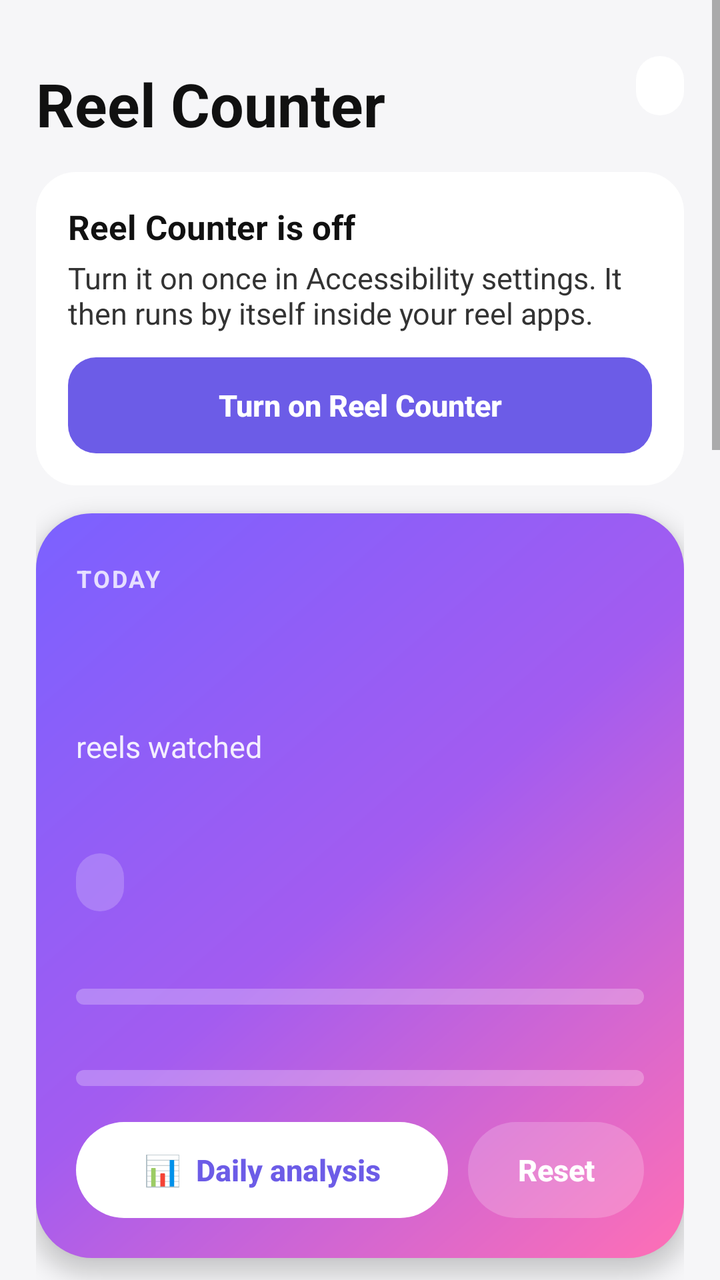
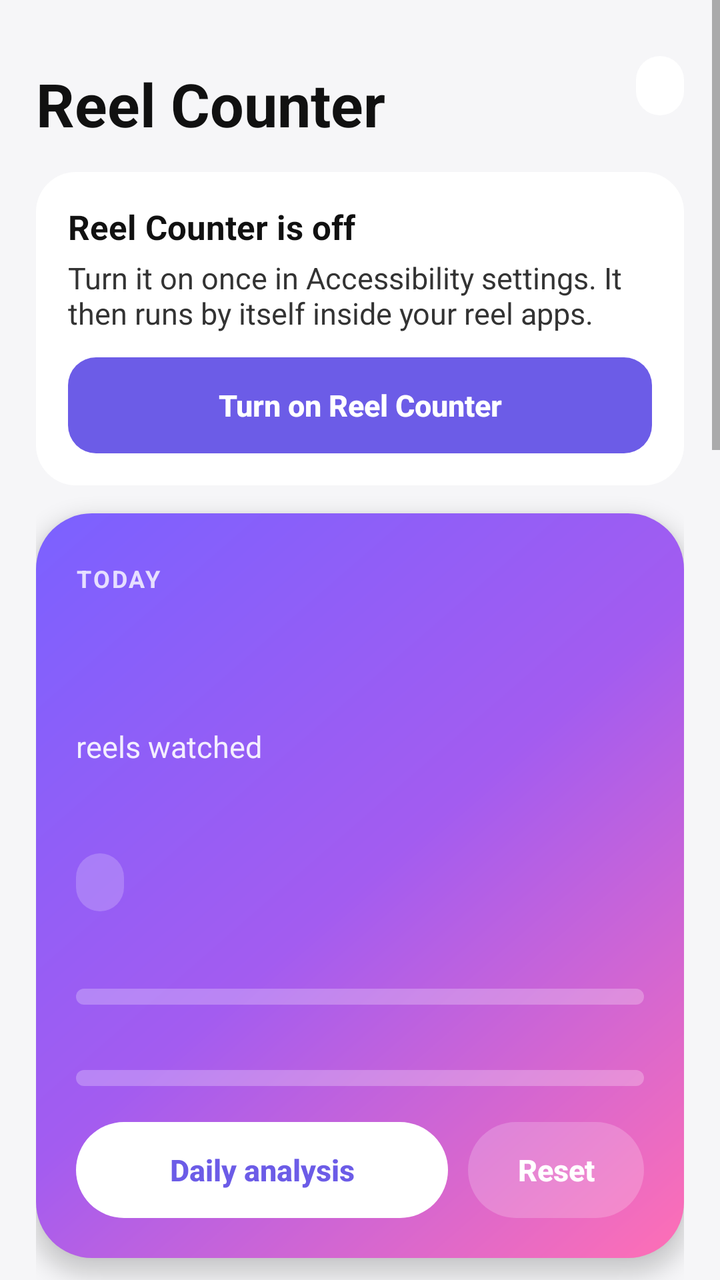

Two renders of the same Android screen: before a commit and after it. Below are the layout's source before the change and the commit's diff.
<!-- AndroidManifest.xml: application theme AppTheme -->
<!-- res/layout/activity_main.xml -->
<?xml version="1.0" encoding="utf-8"?>
<ScrollView xmlns:android="http://schemas.android.com/apk/res/android"
    android:layout_width="match_parent"
    android:layout_height="match_parent"
    android:background="@color/bg"
    android:fitsSystemWindows="true">

    <LinearLayout
        android:layout_width="match_parent"
        android:layout_height="wrap_content"
        android:orientation="vertical"
        android:paddingStart="18dp"
        android:paddingTop="14dp"
        android:paddingEnd="18dp"
        android:paddingBottom="32dp">

        
        <LinearLayout
            android:layout_width="match_parent"
            android:layout_height="wrap_content"
            android:gravity="center_vertical"
            android:orientation="horizontal">
            <LinearLayout
                android:layout_width="0dp"
                android:layout_height="wrap_content"
                android:layout_weight="1"
                android:orientation="vertical">
                <TextView
                    android:id="@+id/dateText"
                    android:layout_width="wrap_content"
                    android:layout_height="wrap_content"
                    android:textColor="@color/text_muted"
                    android:textSize="13sp"
                    android:textStyle="bold" />
                <TextView
                    android:layout_width="wrap_content"
                    android:layout_height="wrap_content"
                    android:text="@string/app_name"
                    android:textColor="@color/text_primary"
                    android:textSize="30sp"
                    android:textStyle="bold" />
            </LinearLayout>
            <TextView
                android:id="@+id/status"
                android:layout_width="wrap_content"
                android:layout_height="wrap_content"
                android:background="@drawable/chip_bg"
                android:paddingStart="12dp"
                android:paddingTop="6dp"
                android:paddingEnd="12dp"
                android:paddingBottom="6dp"
                android:textSize="13sp"
                android:textStyle="bold" />
        </LinearLayout>

        
        <LinearLayout
            android:id="@+id/offCard"
            style="@style/Card"
            android:layout_marginTop="14dp"
            android:paddingTop="16dp"
            android:paddingBottom="16dp">
            <TextView
                android:layout_width="wrap_content"
                android:layout_height="wrap_content"
                android:text="Reel Counter is off"
                android:textColor="@color/text_primary"
                android:textSize="17sp"
                android:textStyle="bold" />
            <TextView
                style="@style/Body"
                android:layout_marginTop="4dp"
                android:text="Turn it on once in Accessibility settings. It then runs by itself inside your reel apps." />
            <Button
                android:id="@+id/btnAccess"
                style="@style/BtnPrimary"
                android:layout_width="match_parent"
                android:layout_marginTop="12dp"
                android:text="Turn on Reel Counter" />
        </LinearLayout>

        
        <LinearLayout
            android:layout_width="match_parent"
            android:layout_height="wrap_content"
            android:layout_marginTop="14dp"
            android:background="@drawable/hero_bg"
            android:elevation="6dp"
            android:orientation="vertical"
            android:padding="20dp">

            <LinearLayout
                android:layout_width="match_parent"
                android:layout_height="wrap_content"
                android:gravity="center_vertical"
                android:orientation="horizontal">
                <LinearLayout
                    android:layout_width="0dp"
                    android:layout_height="wrap_content"
                    android:layout_weight="1"
                    android:orientation="vertical">
                    <TextView
                        android:layout_width="wrap_content"
                        android:layout_height="wrap_content"
                        android:alpha="0.8"
                        android:letterSpacing="0.08"
                        android:text="TODAY"
                        android:textColor="#FFFFFF"
                        android:textSize="12sp"
                        android:textStyle="bold" />
                    <TextView
                        android:id="@+id/statCount"
                        android:layout_width="wrap_content"
                        android:layout_height="wrap_content"
                        android:includeFontPadding="false"
                        android:textColor="#FFFFFF"
                        android:textSize="56sp"
                        android:textStyle="bold" />
                    <TextView
                        android:layout_width="wrap_content"
                        android:layout_height="wrap_content"
                        android:alpha="0.9"
                        android:text="reels watched"
                        android:textColor="#FFFFFF"
                        android:textSize="15sp" />
                    <TextView
                        android:id="@+id/statTime"
                        android:layout_width="wrap_content"
                        android:layout_height="wrap_content"
                        android:layout_marginTop="6dp"
                        android:textColor="#FFFFFF"
                        android:textSize="17sp"
                        android:textStyle="bold" />
                </LinearLayout>
                <FrameLayout
                    android:id="@+id/heroCharBox"
                    android:layout_width="140dp"
                    android:layout_height="140dp" />
            </LinearLayout>

            <TextView
                android:id="@+id/moodText"
                android:layout_width="wrap_content"
                android:layout_height="wrap_content"
                android:layout_marginTop="10dp"
                android:background="@drawable/btn_glass"
                android:paddingStart="12dp"
                android:paddingTop="5dp"
                android:paddingEnd="12dp"
                android:paddingBottom="5dp"
                android:textColor="#FFFFFF"
                android:textSize="14sp"
                android:textStyle="bold" />

            <TextView
                android:id="@+id/reelBarLabel"
                android:layout_width="wrap_content"
                android:layout_height="wrap_content"
                android:layout_marginTop="16dp"
                android:alpha="0.9"
                android:textColor="#FFFFFF"
                android:textSize="13sp" />
            <ProgressBar
                android:id="@+id/reelBar"
                style="?android:attr/progressBarStyleHorizontal"
                android:layout_width="match_parent"
                android:layout_height="8dp"
                android:layout_marginTop="5dp"
                android:max="1000"
                android:progressDrawable="@drawable/progress_glass" />
            <TextView
                android:id="@+id/timeBarLabel"
                android:layout_width="wrap_content"
                android:layout_height="wrap_content"
                android:layout_marginTop="10dp"
                android:alpha="0.9"
                android:textColor="#FFFFFF"
                android:textSize="13sp" />
            <ProgressBar
                android:id="@+id/timeBar"
                style="?android:attr/progressBarStyleHorizontal"
                android:layout_width="match_parent"
                android:layout_height="8dp"
                android:layout_marginTop="5dp"
                android:max="1000"
                android:progressDrawable="@drawable/progress_glass" />

            <LinearLayout
                android:layout_width="match_parent"
                android:layout_height="wrap_content"
                android:layout_marginTop="18dp"
                android:orientation="horizontal">
                <Button
                    android:id="@+id/btnAnalysis"
                    style="@style/BtnBase"
                    android:layout_width="0dp"
                    android:layout_weight="1"
                    android:background="@drawable/btn_white"
                    android:text="📊  Daily analysis"
                    android:textColor="#6C5CE7" />
                <Button
                    android:id="@+id/btnReset"
                    style="@style/BtnBase"
                    android:layout_width="wrap_content"
                    android:layout_marginStart="10dp"
                    android:background="@drawable/btn_glass"
                    android:text="Reset"
                    android:textColor="#FFFFFF" />
            </LinearLayout>
        </LinearLayout>

        
        <TextView style="@style/Section" android:text="DAILY LIMITS" />
        <LinearLayout style="@style/Card">
            <LinearLayout
                android:layout_width="match_parent"
                android:layout_height="56dp"
                android:gravity="center_vertical"
                android:orientation="horizontal">
                <TextView
                    style="@style/Row"
                    android:layout_width="0dp"
                    android:layout_weight="1"
                    android:gravity="center_vertical"
                    android:text="🎬  Reels per day" />
                <EditText android:id="@+id/reelLimit" style="@style/Input" android:hint="100" android:maxLength="5" />
            </LinearLayout>
            <View style="@style/Divider" />
            <LinearLayout
                android:layout_width="match_parent"
                android:layout_height="56dp"
                android:gravity="center_vertical"
                android:orientation="horizontal">
                <TextView
                    style="@style/Row"
                    android:layout_width="0dp"
                    android:layout_weight="1"
                    android:gravity="center_vertical"
                    android:text="⏱  Minutes per day" />
                <EditText android:id="@+id/timeLimit" style="@style/Input" android:hint="30" android:maxLength="4" />
            </LinearLayout>
            <TextView
                style="@style/Body"
                android:layout_marginTop="4dp"
                android:text="You'll be warned once, by whichever limit you hit first, then again at 2×, 3×… Set 0 to turn a limit off."
                android:textColor="@color/text_muted"
                android:textSize="13sp" />
            <Button
                android:id="@+id/btnSave"
                style="@style/BtnPrimary"
                android:layout_width="match_parent"
                android:layout_marginTop="12dp"
                android:layout_marginBottom="4dp"
                android:text="Save limits" />
        </LinearLayout>

        
        <TextView style="@style/Section" android:text="WHEN A LIMIT IS HIT" />
        <LinearLayout style="@style/Card">
            <Switch android:id="@+id/swFullscreen" style="@style/Row" android:text="🛑  Full-screen warning" />
            <View style="@style/Divider" />
            <Switch android:id="@+id/swVibrate" style="@style/Row" android:text="📳  Vibrate" />
            <View style="@style/Divider" />
            <Switch android:id="@+id/swSound" style="@style/Row" android:text="🔔  Play a sound" />
            <LinearLayout
                android:id="@+id/soundRow"
                android:layout_width="match_parent"
                android:layout_height="wrap_content"
                android:layout_marginBottom="6dp"
                android:orientation="horizontal">
                <Button
                    android:id="@+id/btnSound"
                    style="@style/BtnSoft"
                    android:layout_width="0dp"
                    android:layout_weight="1"
                    android:ellipsize="end"
                    android:singleLine="true" />
                <Button
                    android:id="@+id/btnTestSound"
                    style="@style/BtnSoft"
                    android:layout_width="wrap_content"
                    android:layout_marginStart="8dp"
                    android:text="▶ Test" />
            </LinearLayout>
        </LinearLayout>

        
        <TextView style="@style/Section" android:text="COUNTER PILL" />
        <LinearLayout style="@style/Card">
            <Switch android:id="@+id/swShow" style="@style/Row" android:text="Show pill at top of screen" />
            <View style="@style/Divider" />
            <TextView style="@style/Body" android:layout_marginTop="12dp" android:text="Position" />
            <RadioGroup
                android:id="@+id/posGroup"
                android:layout_width="match_parent"
                android:layout_height="wrap_content"
                android:orientation="horizontal">
                <RadioButton android:id="@+id/posLeft" style="@style/Row"
                    android:layout_width="0dp" android:layout_weight="1" android:text="Left" />
                <RadioButton android:id="@+id/posCenter" style="@style/Row"
                    android:layout_width="0dp" android:layout_weight="1" android:text="Center" />
                <RadioButton android:id="@+id/posRight" style="@style/Row"
                    android:layout_width="0dp" android:layout_weight="1" android:text="Right" />
            </RadioGroup>
            <TextView android:id="@+id/offsetLabel" style="@style/Body" android:layout_marginTop="6dp" />
            <SeekBar
                android:id="@+id/offset"
                android:layout_width="match_parent"
                android:layout_height="wrap_content"
                android:layout_marginTop="6dp"
                android:layout_marginBottom="8dp"
                android:max="80" />
        </LinearLayout>

        
        <TextView style="@style/Section" android:text="APPEARANCE" />
        <LinearLayout style="@style/Card">
            <RadioGroup
                android:id="@+id/themeGroup"
                android:layout_width="match_parent"
                android:layout_height="wrap_content"
                android:orientation="horizontal">
                <RadioButton android:id="@+id/themeSystem" style="@style/Row"
                    android:layout_width="0dp" android:layout_weight="1" android:text="System" />
                <RadioButton android:id="@+id/themeLight" style="@style/Row"
                    android:layout_width="0dp" android:layout_weight="1" android:text="Light" />
                <RadioButton android:id="@+id/themeDark" style="@style/Row"
                    android:layout_width="0dp" android:layout_weight="1" android:text="Dark" />
            </RadioGroup>
        </LinearLayout>

        
        <TextView style="@style/Section" android:text="TRACK THESE APPS" />
        <LinearLayout style="@style/Card">
            <LinearLayout
                android:id="@+id/appsBox"
                android:layout_width="match_parent"
                android:layout_height="wrap_content"
                android:orientation="vertical" />
            <View style="@style/Divider" android:layout_marginTop="4dp" />
            <Switch
                android:id="@+id/swAny"
                style="@style/Row"
                android:text="Count every swipe (use if reels aren't being counted)"
                android:textSize="14sp" />
        </LinearLayout>

        <TextView
            style="@style/Body"
            android:layout_marginStart="6dp"
            android:layout_marginTop="16dp"
            android:layout_marginEnd="6dp"
            android:text="🔒 Reel Counter is switched off in every app not ticked above — UPI, banking, messages and all others. Android never lets it see them. Everything stays on your phone. Counts reset at midnight."
            android:textColor="@color/text_muted"
            android:textSize="13sp" />
    </LinearLayout>
</ScrollView>
<!-- resources referenced by this layout -->
<resources>
  <color name="bg">#F6F6F8</color>
  <color name="text_muted">#888888</color>
  <color name="text_primary">#111111</color>
  <!-- drawable btn_glass (drawable) -->
  <?xml version="1.0" encoding="utf-8"?>
  <ripple xmlns:android="http://schemas.android.com/apk/res/android" android:color="#33FFFFFF">
      <item><shape android:shape="rectangle"><solid android:color="#33FFFFFF" /><corners android:radius="100dp" /></shape></item>
  </ripple>
  <!-- drawable btn_white (drawable) -->
  <?xml version="1.0" encoding="utf-8"?>
  <ripple xmlns:android="http://schemas.android.com/apk/res/android" android:color="#226C5CE7">
      <item><shape android:shape="rectangle"><solid android:color="#FFFFFF" /><corners android:radius="100dp" /></shape></item>
  </ripple>
  <!-- drawable chip_bg (drawable) -->
  <?xml version="1.0" encoding="utf-8"?>
  <shape xmlns:android="http://schemas.android.com/apk/res/android" android:shape="rectangle">
      <solid android:color="@color/card" />
      <corners android:radius="100dp" />
  </shape>
  <!-- drawable hero_bg (drawable) -->
  <?xml version="1.0" encoding="utf-8"?>
  <shape xmlns:android="http://schemas.android.com/apk/res/android" android:shape="rectangle">
      <gradient android:angle="315" android:startColor="#7B61FF" android:centerColor="#A35CF0" android:endColor="#FF6FB5" android:type="linear" />
      <corners android:radius="28dp" />
  </shape>
  <string name="app_name">Reel Counter</string>
  <style name="Body">
          <item name="android:layout_width">wrap_content</item>
          <item name="android:layout_height">wrap_content</item>
          <item name="android:textSize">15sp</item>
          <item name="android:textColor">@color/text_body</item>
      </style>
  <style name="BtnPrimary" parent="BtnBase">
          <item name="android:background">@drawable/btn_primary</item>
          <item name="android:textColor">#FFFFFF</item>
      </style>
  <style name="BtnSoft" parent="BtnBase">
          <item name="android:background">@drawable/btn_soft</item>
          <item name="android:textColor">@color/text_primary</item>
      </style>
  <style name="Divider">
          <item name="android:layout_width">match_parent</item>
          <item name="android:layout_height">1dp</item>
          <item name="android:background">@color/divider</item>
      </style>
  <color name="card">#FFFFFF</color>
  <color name="text_body">#333333</color>
  <!-- drawable btn_primary (drawable) -->
  <?xml version="1.0" encoding="utf-8"?>
  <ripple xmlns:android="http://schemas.android.com/apk/res/android" android:color="#33FFFFFF">
      <item><shape android:shape="rectangle"><solid android:color="@color/accent" /><corners android:radius="14dp" /></shape></item>
  </ripple>
  <!-- drawable btn_soft (drawable) -->
  <?xml version="1.0" encoding="utf-8"?>
  <ripple xmlns:android="http://schemas.android.com/apk/res/android" android:color="#22000000">
      <item><shape android:shape="rectangle"><solid android:color="@color/track" /><corners android:radius="14dp" /></shape></item>
  </ripple>
  <!-- drawable card_bg (drawable) -->
  <?xml version="1.0" encoding="utf-8"?>
  <shape xmlns:android="http://schemas.android.com/apk/res/android" android:shape="rectangle">
      <solid android:color="@color/card" />
      <corners android:radius="20dp" />
  </shape>
  <color name="divider">#E5E5EA</color>
  <!-- drawable input_bg (drawable) -->
  <?xml version="1.0" encoding="utf-8"?>
  <shape xmlns:android="http://schemas.android.com/apk/res/android" android:shape="rectangle">
      <solid android:color="@color/track" />
      <corners android:radius="12dp" />
  </shape>
  <color name="text_row">#222222</color>
  <color name="accent">#6C5CE7</color>
  <color name="track">#EFEFF4</color>
  <!-- unchanged entries left out for length: 7 -->
</resources>

<!-- the commit's change to res/layout/activity_main.xml (unified diff, before → after) -->
@@ -196,7 +196,7 @@
                     android:layout_width="0dp"
                     android:layout_weight="1"
                     android:background="@drawable/btn_white"
-                    android:text="📊  Daily analysis"
+                    android:text="Daily analysis"
                     android:textColor="#6C5CE7" />
                 <Button
                     android:id="@+id/btnReset"
@@ -222,7 +222,7 @@
                     android:layout_width="0dp"
                     android:layout_weight="1"
                     android:gravity="center_vertical"
-                    android:text="🎬  Reels per day" />
+                    android:text="Reels per day" />
                 <EditText android:id="@+id/reelLimit" style="@style/Input" android:hint="100" android:maxLength="5" />
             </LinearLayout>
             <View style="@style/Divider" />
@@ -236,7 +236,7 @@
                     android:layout_width="0dp"
                     android:layout_weight="1"
                     android:gravity="center_vertical"
-                    android:text="⏱  Minutes per day" />
+                    android:text="Minutes per day" />
                 <EditText android:id="@+id/timeLimit" style="@style/Input" android:hint="30" android:maxLength="4" />
             </LinearLayout>
             <TextView
@@ -257,11 +257,11 @@
         
         <TextView style="@style/Section" android:text="WHEN A LIMIT IS HIT" />
         <LinearLayout style="@style/Card">
-            <Switch android:id="@+id/swFullscreen" style="@style/Row" android:text="🛑  Full-screen warning" />
+            <Switch android:id="@+id/swFullscreen" style="@style/Row" android:text="Full-screen warning" />
             <View style="@style/Divider" />
-            <Switch android:id="@+id/swVibrate" style="@style/Row" android:text="📳  Vibrate" />
+            <Switch android:id="@+id/swVibrate" style="@style/Row" android:text="Vibrate" />
             <View style="@style/Divider" />
-            <Switch android:id="@+id/swSound" style="@style/Row" android:text="🔔  Play a sound" />
+            <Switch android:id="@+id/swSound" style="@style/Row" android:text="Play a sound" />
             <LinearLayout
                 android:id="@+id/soundRow"
                 android:layout_width="match_parent"
@@ -280,7 +280,7 @@
                     style="@style/BtnSoft"
                     android:layout_width="wrap_content"
                     android:layout_marginStart="8dp"
-                    android:text="▶ Test" />
+                    android:text="Test" />
             </LinearLayout>
         </LinearLayout>
 
@@ -350,7 +350,7 @@
             android:layout_marginStart="6dp"
             android:layout_marginTop="16dp"
             android:layout_marginEnd="6dp"
-            android:text="🔒 Reel Counter is switched off in every app not ticked above — UPI, banking, messages and all others. Android never lets it see them. Everything stays on your phone. Counts reset at midnight."
+            android:text="Reel Counter is switched off in every app not ticked above — UPI, banking, messages and all others. Android never lets it see them. Everything stays on your phone. Counts reset at midnight."
             android:textColor="@color/text_muted"
             android:textSize="13sp" />
     </LinearLayout>
